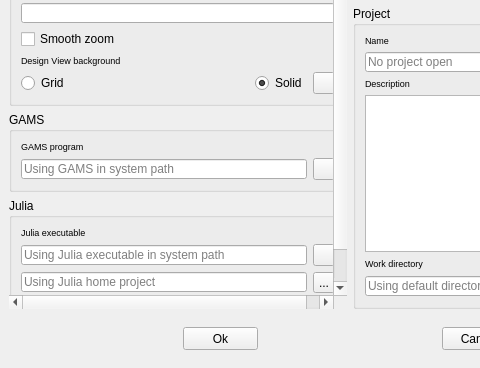
First picture: the form in spinetoolbox/ui/settings.ui, repository spine-tools/Spine-Toolbox, before the edit; both pictures show x 0 to 480 and y 182 to 550 of the 700 by 550 pixel window.
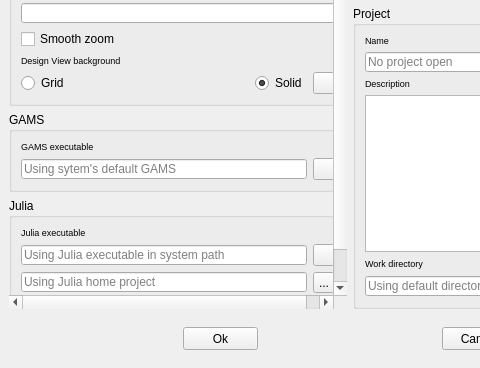
Second picture: the form after the edit. Icons and pictures are not drawn.

```diff
--- a/spinetoolbox/ui/settings.ui
+++ b/spinetoolbox/ui/settings.ui
@@ -354,7 +354,7 @@
                </font>
               </property>
               <property name="text">
-               <string>GAMS program</string>
+               <string>GAMS executable</string>
               </property>
              </widget>
             </item>
@@ -376,7 +376,7 @@
                <string>&lt;html&gt;&lt;head/&gt;&lt;body&gt;&lt;p&gt;Path to GAMS executable. Leave blank to use GAMS defined in your system path&lt;/p&gt;&lt;/body&gt;&lt;/html&gt;</string>
               </property>
               <property name="placeholderText">
-               <string>Using GAMS in system path</string>
+               <string>Using sytem's default GAMS</string>
               </property>
               <property name="clearButtonEnabled">
                <bool>true</bool>
```
Left out of the diff: 4 changed lines with no effect on the pictures.
